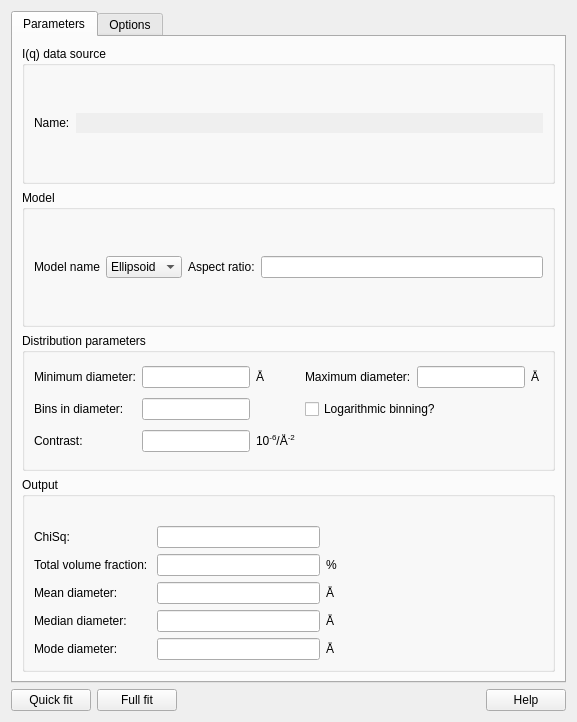
Above: src/sas/qtgui/Perspectives/SizeDistribution/UI/SizeDistributionUI.ui from SasView/sasview before the change. Below: the same form after it.
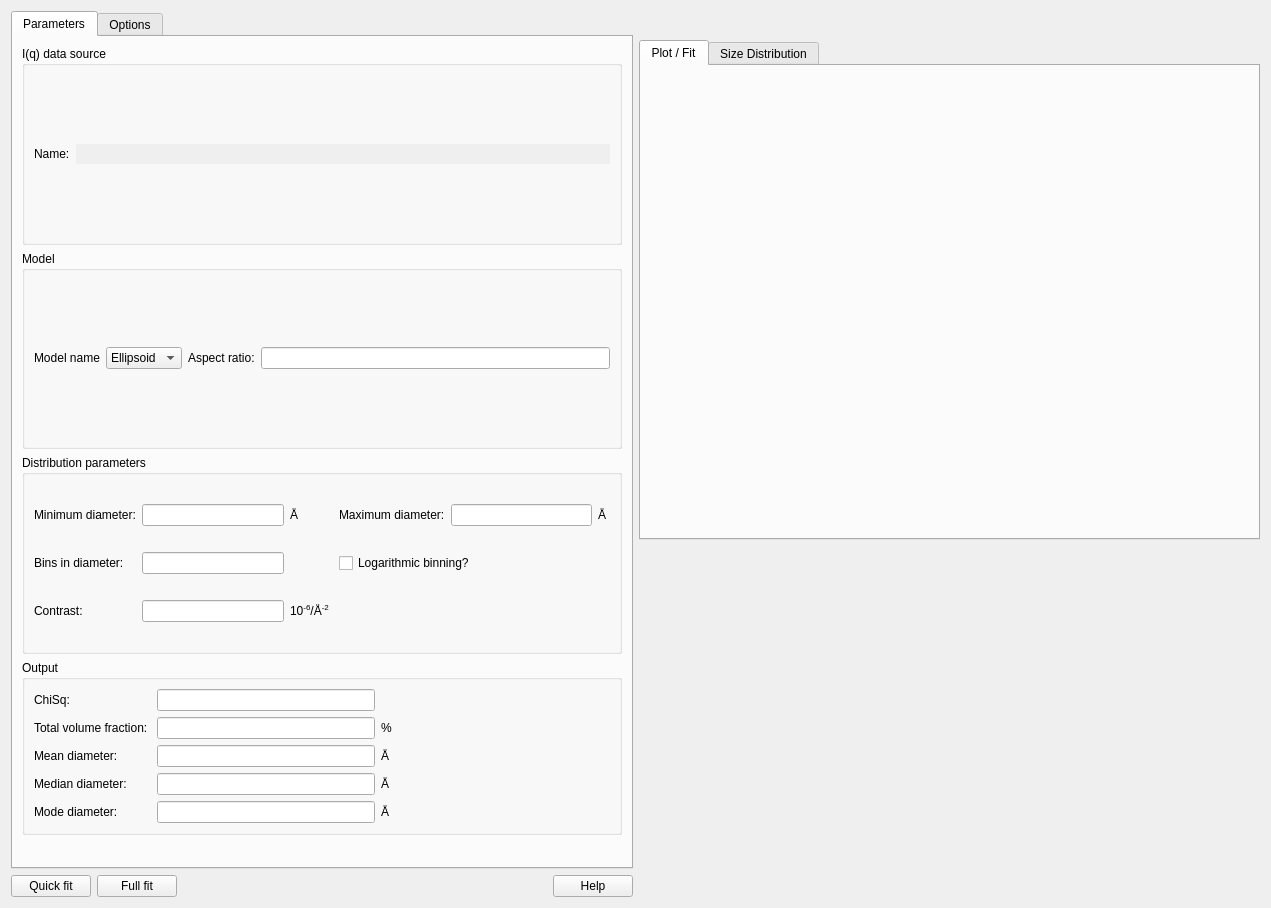
That is the form after the change. The open tabs and pages were chosen to show the change.

Commit message: Plot graphs into embedded tabs

```diff
--- a/src/sas/qtgui/Perspectives/SizeDistribution/UI/SizeDistributionUI.ui
+++ b/src/sas/qtgui/Perspectives/SizeDistribution/UI/SizeDistributionUI.ui
@@ -6,8 +6,8 @@
    <rect>
     <x>0</x>
     <y>0</y>
-    <width>577</width>
-    <height>671</height>
+    <width>1271</width>
+    <height>908</height>
    </rect>
   </property>
   <property name="sizePolicy">
@@ -18,7 +18,7 @@
   </property>
   <property name="minimumSize">
    <size>
-    <width>0</width>
+    <width>1100</width>
     <height>0</height>
    </size>
   </property>
@@ -129,6 +129,141 @@
          </layout>
         </widget>
        </item>
+       <item row="3" column="0" alignment="Qt::AlignmentFlag::AlignTop">
+        <widget class="QGroupBox" name="boxOutput">
+         <property name="title">
+          <string>Output</string>
+         </property>
+         <layout class="QGridLayout" name="gridLayout_8">
+          <item row="4" column="0">
+           <widget class="QLabel" name="lblDiameterMode">
+            <property name="text">
+             <string>Mode diameter:</string>
+            </property>
+           </widget>
+          </item>
+          <item row="3" column="1">
+           <widget class="QLineEdit" name="txtDiameterMedian">
+            <property name="enabled">
+             <bool>true</bool>
+            </property>
+            <property name="readOnly">
+             <bool>true</bool>
+            </property>
+           </widget>
+          </item>
+          <item row="2" column="2">
+           <widget class="QLabel" name="label_6">
+            <property name="text">
+             <string>&lt;html&gt;&lt;head/&gt;&lt;body&gt;&lt;p&gt;Å&lt;/p&gt;&lt;/body&gt;&lt;/html&gt;</string>
+            </property>
+           </widget>
+          </item>
+          <item row="4" column="2">
+           <widget class="QLabel" name="label_20">
+            <property name="text">
+             <string>&lt;html&gt;&lt;head/&gt;&lt;body&gt;&lt;p&gt;Å&lt;/p&gt;&lt;/body&gt;&lt;/html&gt;</string>
+            </property>
+           </widget>
+          </item>
+          <item row="1" column="2">
+           <widget class="QLabel" name="label_5">
+            <property name="text">
+             <string>%</string>
+            </property>
+           </widget>
+          </item>
+          <item row="2" column="0">
+           <widget class="QLabel" name="lblDiameterMean">
+            <property name="text">
+             <string>Mean diameter:</string>
+            </property>
+           </widget>
+          </item>
+          <item row="1" column="1">
+           <widget class="QLineEdit" name="txtVolume">
+            <property name="enabled">
+             <bool>true</bool>
+            </property>
+            <property name="readOnly">
+             <bool>true</bool>
+            </property>
+           </widget>
+          </item>
+          <item row="0" column="0">
+           <widget class="QLabel" name="lblChiSq">
+            <property name="text">
+             <string>ChiSq: </string>
+            </property>
+           </widget>
+          </item>
+          <item row="3" column="2">
+           <widget class="QLabel" name="label_19">
+            <property name="text">
+             <string>&lt;html&gt;&lt;head/&gt;&lt;body&gt;&lt;p&gt;Å&lt;/p&gt;&lt;/body&gt;&lt;/html&gt;</string>
+            </property>
+           </widget>
+          </item>
+          <item row="4" column="1">
+           <widget class="QLineEdit" name="txtDiameterMode">
+            <property name="enabled">
+             <bool>true</bool>
+            </property>
+            <property name="readOnly">
+             <bool>true</bool>
+            </property>
+           </widget>
+          </item>
+          <item row="3" column="0">
+           <widget class="QLabel" name="lblDiameterMedian">
+            <property name="text">
+             <string>Median diameter:</string>
+            </property>
+           </widget>
+          </item>
+          <item row="0" column="1">
+           <widget class="QLineEdit" name="txtChiSq">
+            <property name="enabled">
+             <bool>true</bool>
+            </property>
+            <property name="readOnly">
+             <bool>true</bool>
+            </property>
+           </widget>
+          </item>
+          <item row="0" column="3" rowspan="5">
+           <spacer name="horizontalSpacer_7">
+            <property name="orientation">
+             <enum>Qt::Orientation::Horizontal</enum>
+            </property>
+            <property name="sizeHint" stdset="0">
+             <size>
+              <width>200</width>
+              <height>20</height>
+             </size>
+            </property>
+           </spacer>
+          </item>
+          <item row="1" column="0">
+           <widget class="QLabel" name="lblVolume">
+            <property name="text">
+             <string>Total volume fraction: </string>
+            </property>
+           </widget>
+          </item>
+          <item row="2" column="1">
+           <widget class="QLineEdit" name="txtDiameterMean">
+            <property name="enabled">
+             <bool>true</bool>
+            </property>
+            <property name="readOnly">
+             <bool>true</bool>
+            </property>
+           </widget>
+          </item>
+         </layout>
+        </widget>
+       </item>
        <item row="2" column="0">
         <widget class="QGroupBox" name="boxParameters">
          <property name="title">
@@ -236,148 +371,6 @@
          </layout>
         </widget>
        </item>
-       <item row="3" column="0" alignment="Qt::AlignTop">
-        <widget class="QGroupBox" name="boxOutput">
-         <property name="title">
-          <string>Output</string>
-         </property>
-         <layout class="QGridLayout" name="gridLayout_8">
-          <item row="0" column="0" colspan="4">
-           <widget class="QLabel" name="lblConvergence">
-            <property name="text">
-             <string/>
-            </property>
-           </widget>
-          </item>
-          <item row="1" column="0">
-           <widget class="QLabel" name="lblChiSq">
-            <property name="text">
-             <string>ChiSq: </string>
-            </property>
-           </widget>
-          </item>
-          <item row="1" column="1">
-           <widget class="QLineEdit" name="txtChiSq">
-            <property name="enabled">
-             <bool>true</bool>
-            </property>
-            <property name="readOnly">
-             <bool>true</bool>
-            </property>
-           </widget>
-          </item>
-          <item row="2" column="0">
-           <widget class="QLabel" name="lblVolume">
-            <property name="text">
-             <string>Total volume fraction: </string>
-            </property>
-           </widget>
-          </item>
-          <item row="2" column="1">
-           <widget class="QLineEdit" name="txtVolume">
-            <property name="enabled">
-             <bool>true</bool>
-            </property>
-            <property name="readOnly">
-             <bool>true</bool>
-            </property>
-           </widget>
-          </item>
-          <item row="2" column="2">
-           <widget class="QLabel" name="label_5">
-            <property name="text">
-             <string>%</string>
-            </property>
-           </widget>
-          </item>
-          <item row="3" column="0">
-           <widget class="QLabel" name="lblDiameterMean">
-            <property name="text">
-             <string>Mean diameter:</string>
-            </property>
-           </widget>
-          </item>
-          <item row="3" column="1">
-           <widget class="QLineEdit" name="txtDiameterMean">
-            <property name="enabled">
-             <bool>true</bool>
-            </property>
-            <property name="readOnly">
-             <bool>true</bool>
-            </property>
-           </widget>
-          </item>
-          <item row="3" column="2">
-           <widget class="QLabel" name="label_6">
-            <property name="text">
-             <string>&lt;html&gt;&lt;head/&gt;&lt;body&gt;&lt;p&gt;Å&lt;/p&gt;&lt;/body&gt;&lt;/html&gt;</string>
-            </property>
-           </widget>
-          </item>
-          <item row="4" column="0">
-           <widget class="QLabel" name="lblDiameterMedian">
-            <property name="text">
-             <string>Median diameter:</string>
-            </property>
-           </widget>
-          </item>
-          <item row="4" column="1">
-           <widget class="QLineEdit" name="txtDiameterMedian">
-            <property name="enabled">
-             <bool>true</bool>
-            </property>
-            <property name="readOnly">
-             <bool>true</bool>
-            </property>
-           </widget>
-          </item>
-          <item row="4" column="2">
-           <widget class="QLabel" name="label_19">
-            <property name="text">
-             <string>&lt;html&gt;&lt;head/&gt;&lt;body&gt;&lt;p&gt;Å&lt;/p&gt;&lt;/body&gt;&lt;/html&gt;</string>
-            </property>
-           </widget>
-          </item>
-          <item row="5" column="0">
-           <widget class="QLabel" name="lblDiameterMode">
-            <property name="text">
-             <string>Mode diameter:</string>
-            </property>
-           </widget>
-          </item>
-          <item row="5" column="1">
-           <widget class="QLineEdit" name="txtDiameterMode">
-            <property name="enabled">
-             <bool>true</bool>
-            </property>
-            <property name="readOnly">
-             <bool>true</bool>
-            </property>
-           </widget>
-          </item>
-          <item row="5" column="2">
-           <widget class="QLabel" name="label_20">
-            <property name="text">
-             <string>&lt;html&gt;&lt;head/&gt;&lt;body&gt;&lt;p&gt;Å&lt;/p&gt;&lt;/body&gt;&lt;/html&gt;</string>
-            </property>
-           </widget>
-          </item>
-          <item row="1" column="3" rowspan="5">
-           <spacer name="horizontalSpacer_7">
-            <property name="orientation">
-             <enum>Qt::Horizontal</enum>
-            </property>
-            <property name="sizeHint" stdset="0">
-             <size>
-              <width>200</width>
-              <height>20</height>
-             </size>
-            </property>
-           </spacer>
-          </item>
-         </layout>
-        </widget>
-       </item>
       </layout>
      </widget>
      <widget class="QWidget" name="tabOptions">
@@ -900,6 +893,57 @@
      </item>
     </layout>
    </item>
+   <item row="0" column="1">
+    <layout class="QVBoxLayout" name="verticalLayout_4">
+     <item>
+      <widget class="QTabWidget" name="tabWidget">
+       <property name="enabled">
+        <bool>true</bool>
+       </property>
+       <property name="maximumSize">
+        <size>
+         <width>16777215</width>
+         <height>500</height>
+        </size>
+       </property>
+       <property name="tabShape">
+        <enum>QTabWidget::TabShape::Rounded</enum>
+       </property>
+       <property name="currentIndex">
+        <number>0</number>
+       </property>
+       <widget class="QWidget" name="tab">
+        <attribute name="title">
+         <string>Plot / Fit</string>
+        </attribute>
+        <layout class="QVBoxLayout" name="verticalLayout_2"/>
+       </widget>
+       <widget class="QWidget" name="tab_2">
+        <attribute name="title">
+         <string>Size Distribution</string>
+        </attribute>
+        <layout class="QVBoxLayout" name="verticalLayout_3"/>
+       </widget>
+      </widget>
+     </item>
+     <item>
+      <spacer name="verticalSpacer">
+       <property name="orientation">
+        <enum>Qt::Orientation::Vertical</enum>
+       </property>
+       <property name="sizeType">
+        <enum>QSizePolicy::Policy::Minimum</enum>
+       </property>
+       <property name="sizeHint" stdset="0">
+        <size>
+         <width>20</width>
+         <height>300</height>
+        </size>
+       </property>
+      </spacer>
+     </item>
+    </layout>
+   </item>
   </layout>
  </widget>
  <tabstops>
```
Left out of the diff: 16 changed lines with no effect on the pictures. The commit also changes 6 other files.
